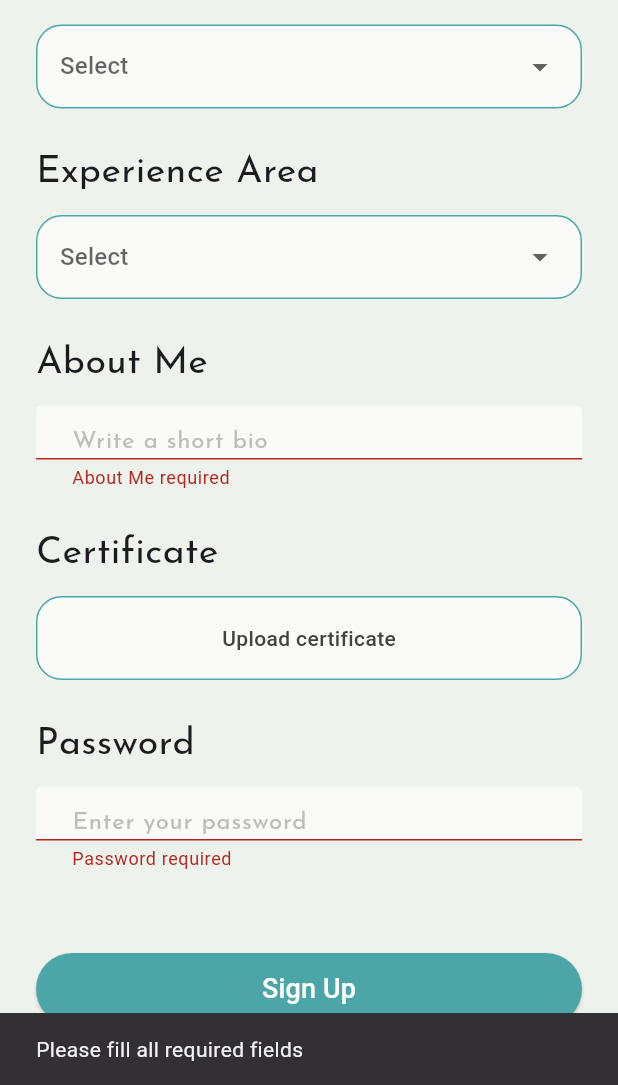
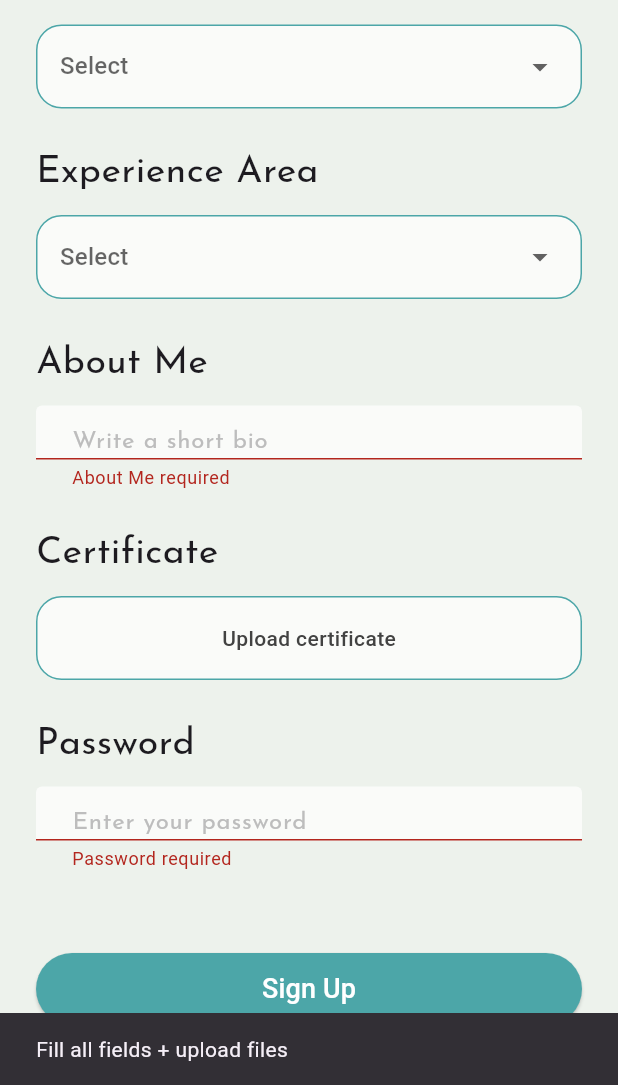
Before and after one commit to maramhamida/wathefny, a Flutter app: the JobSeekerScreen screen opened by its route, scrolled down 560 dp, after a tap on "Sign Up", on a phone screen of 412 x 824 dp, the part 151-1236 px from its top. Run offline on Flutter 3.47's test engine with Material 3 defaults, Android fonts, the phone set to English and light mode, and no system bars; our stand-ins replace file_picker, image_picker; missing offline and left inert: cloudinary_public.

Commit message:
first commit

```diff
--- a/lib/jobseeker_screen.dart
+++ b/lib/jobseeker_screen.dart
@@ -4,10 +4,10 @@ import 'package:flutter/foundation.dart'; // kIsWeb
 import 'package:flutter/material.dart';
 import 'package:image_picker/image_picker.dart';
 import 'package:file_picker/file_picker.dart';
-import 'package:supabase_flutter/supabase_flutter.dart';
-
+import 'package:http/http.dart' as http;
 import 'myappbar.dart';
 import 'routes.dart';
+import 'package:cloudinary_public/cloudinary_public.dart';
 
 class JobSeekerScreen extends StatefulWidget {
   const JobSeekerScreen({super.key});
@@ -35,8 +35,11 @@ class _JobSeekerSignUpState extends State<JobSeekerScreen> {
   final idController = TextEditingController();
   final aboutController = TextEditingController();
   final passwordController = TextEditingController();
-
-  final supabase = Supabase.instance.client;
+  final cloudinary = CloudinaryPublic(
+    "drrf4akxv", // cloud name
+    "job_upload", // upload preset
+    cache: false,
+  );
 
   // ---------------- PICK PROFILE IMAGE ----------------
   Future<void> pickProfileImage() async {
@@ -49,6 +52,18 @@ class _JobSeekerSignUpState extends State<JobSeekerScreen> {
       }
       setState(() {});
     }
+  }
+
+  //------------
+  Future<String> uploadImage(File file) async {
+    CloudinaryResponse res = await cloudinary.uploadFile(
+      CloudinaryFile.fromFile(
+        file.path,
+        resourceType: CloudinaryResourceType.Image,
+      ),
+    );
+
+    return res.secureUrl;
   }
 
   // ---------------- PICK CERTIFICATE ----------------
@@ -69,94 +84,64 @@ class _JobSeekerSignUpState extends State<JobSeekerScreen> {
     }
   }
 
+  //---------
+  Future<String> uploadDoc(File file) async {
+    CloudinaryResponse res = await cloudinary.uploadFile(
+      CloudinaryFile.fromFile(
+        file.path,
+        resourceType: CloudinaryResourceType.Raw,
+      ),
+    );
+
+    return res.secureUrl;
+  }
+
   // ---------------- SIGN UP ----------------
   Future<void> signUpDirect() async {
     if (!_formKey.currentState!.validate() ||
         selectedMajor == null ||
-        selectedExperience == null) {
+        selectedExperience == null ||
+        _profileImageFile == null ||
+        _certificateFile == null) {
       ScaffoldMessenger.of(context).showSnackBar(
-        const SnackBar(content: Text("Please fill all required fields")),
+        const SnackBar(content: Text("Fill all fields + upload files")),
       );
       return;
     }
 
     try {
-      final userId = DateTime.now().millisecondsSinceEpoch.toString();
+      // رفع على Cloudinary فقط
+      String photoUrl = await uploadImage(_profileImageFile!);
+      String certificateUrl = await uploadDoc(_certificateFile!);
 
-      // Upload profile image
-      String profileUrl = "";
-      final profilePath = "$userId/profile.png";
-      if (kIsWeb && _profileImageWeb != null) {
-        await supabase.storage
-            .from('profile-photos')
-            .uploadBinary(
-              profilePath,
-              _profileImageWeb!,
-              fileOptions: const FileOptions(upsert: true),
-            );
-        profileUrl = supabase.storage
-            .from('profile-photos')
-            .getPublicUrl(profilePath);
-      } else if (!kIsWeb && _profileImageFile != null) {
-        await supabase.storage
-            .from('profile-photos')
-            .upload(
-              profilePath,
-              _profileImageFile!,
-              fileOptions: const FileOptions(upsert: true),
-            );
-        profileUrl = supabase.storage
-            .from('profile-photos')
-            .getPublicUrl(profilePath);
+      var request = http.MultipartRequest('POST', Uri.parse('0'));
+
+      request.fields['name'] = nameController.text.trim();
+      request.fields['email'] = emailController.text.trim();
+      request.fields['password'] = passwordController.text.trim();
+      request.fields['id_number'] = idController.text.trim();
+      request.fields['major'] = selectedMajor!;
+      request.fields['experience_area'] = selectedExperience!;
+      request.fields['about_me'] = aboutController.text.trim();
+
+      request.fields['photo'] = photoUrl;
+      request.fields['certificate'] = certificateUrl;
+
+      var response = await request.send();
+      var result = await response.stream.bytesToString();
+
+      print("STATUS: ${response.statusCode}");
+      print("BODY: $result");
+
+      if (response.statusCode == 200) {
+        successDialog();
+      } else {
+        ScaffoldMessenger.of(
+          context,
+        ).showSnackBar(SnackBar(content: Text(result)));
       }
-
-      // Upload certificate
-      String certificateUrl = "";
-      final certificatePath = "$userId/certificate.pdf";
-      if (kIsWeb && _certificateWeb != null) {
-        await supabase.storage
-            .from('certificates')
-            .uploadBinary(
-              certificatePath,
-              _certificateWeb!,
-              fileOptions: const FileOptions(upsert: true),
-            );
-        certificateUrl = supabase.storage
-            .from('certificates')
-            .getPublicUrl(certificatePath);
-      } else if (!kIsWeb && _certificateFile != null) {
-        await supabase.storage
-            .from('certificates')
-            .upload(
-              certificatePath,
-              _certificateFile!,
-              fileOptions: const FileOptions(upsert: true),
-            );
-        certificateUrl = supabase.storage
-            .from('certificates')
-            .getPublicUrl(certificatePath);
-      }
-
-      // Insert into database
-      await supabase.from('applicant_profiles').insert({
-        'uuid': userId,
-        'full_name': nameController.text.trim(),
-        'email': emailController.text.trim(),
-        'national_id': idController.text.trim(),
-        'major': selectedMajor,
-        'experience_summary': selectedExperience,
-        'bio': aboutController.text.trim(),
-        'profile_image': profileUrl,
-        'certificate': certificateUrl,
-      });
-
-      successDialog();
-    } catch (e, st) {
-      print("Error: $e");
-      print("Stack: $st");
-      ScaffoldMessenger.of(
-        context,
-      ).showSnackBar(SnackBar(content: Text(e.toString())));
+    } catch (e) {
+      print("ERROR: $e");
     }
   }
 
--- a/lib/main.dart
+++ b/lib/main.dart
@@ -1,15 +1,8 @@
 import 'package:flutter/material.dart';
-import 'package:supabase_flutter/supabase_flutter.dart';
 import 'routes.dart';
 
 void main() async {
   WidgetsFlutterBinding.ensureInitialized();
-
-  await Supabase.initialize(
-    url: 'https://zlcqpzlcxljhyzzhsuoy.supabase.co',
-    anonKey:
-        'eyJhbGciOiJIUzI1NiIsInR5cCI6IkpXVCJ9.eyJpc3MiOiJzdXBhYmFzZSIsInJlZiI6InpsY3FwemxjeGxqaHl6emhzdW95Iiwicm9sZSI6ImFub24iLCJpYXQiOjE3NjQ0OTg2NDQsImV4cCI6MjA4MDA3NDY0NH0.5GuGl-L1OGoVFpGOwFLtwWPUebwbkAI2tHVP2XTObNI',
-  );
 
   runApp(const MyApp());
 }
```
Also changed, not shown: pubspec.yaml (+2 -40 lines), pubspec.lock, 5 other files.
